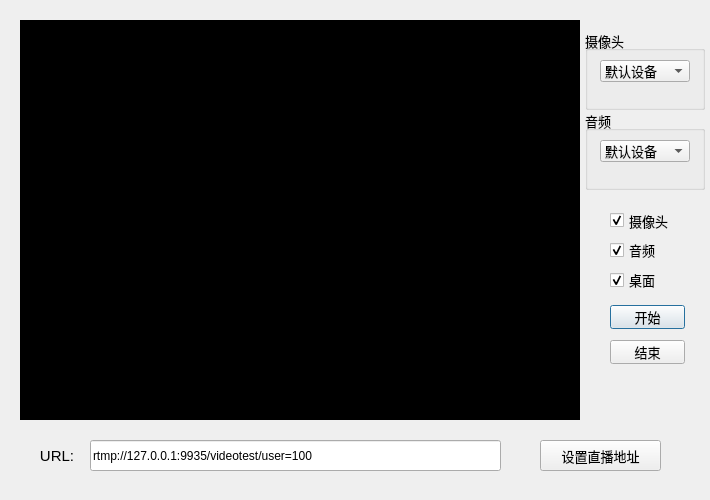
linhaojun857/cooper-im-client, file view/RecordDialog.ui: the form before one commit.
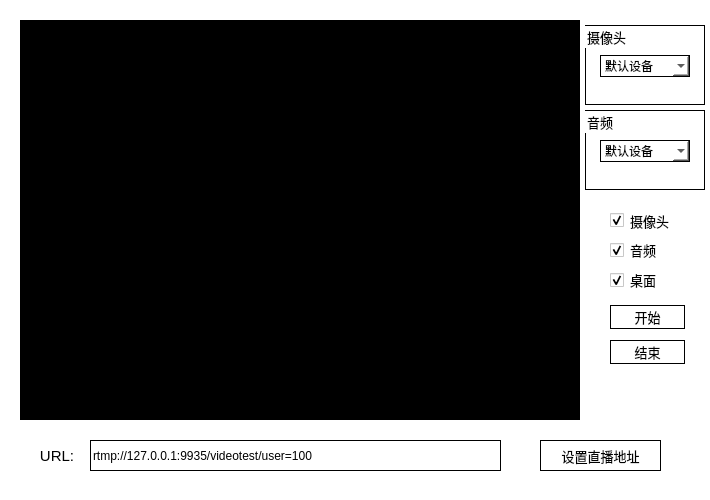
The form after the commit.

The edit to the form file:
```diff
--- a/view/RecordDialog.ui
+++ b/view/RecordDialog.ui
@@ -25,6 +25,10 @@
   <property name="windowTitle">
    <string>RecordDialog</string>
   </property>
+  <property name="styleSheet">
+   <string notr="true">border: 0px;
+background-color: #ffffff;</string>
+  </property>
   <widget class="QWidget" name="widget" native="true">
    <property name="geometry">
     <rect>
@@ -73,7 +77,7 @@
    <property name="geometry">
     <rect>
      <x>585</x>
-     <y>30</y>
+     <y>25</y>
      <width>120</width>
      <height>80</height>
     </rect>
@@ -83,6 +87,9 @@
      <pointsize>10</pointsize>
     </font>
    </property>
+   <property name="styleSheet">
+    <string notr="true">border: 1px solid #000000;</string>
+   </property>
    <property name="title">
     <string>摄像头</string>
    </property>
@@ -122,6 +129,9 @@
      <pointsize>10</pointsize>
     </font>
    </property>
+   <property name="styleSheet">
+    <string notr="true">border: 1px solid #000000;</string>
+   </property>
    <property name="title">
     <string>音频</string>
    </property>
@@ -134,6 +144,9 @@
       <height>22</height>
      </rect>
     </property>
+    <property name="styleSheet">
+     <string notr="true"/>
+    </property>
     <property name="currentText">
      <string>默认设备</string>
     </property>
@@ -203,6 +216,9 @@
      <pointsize>10</pointsize>
     </font>
    </property>
+   <property name="styleSheet">
+    <string notr="true">border: 1px solid #000000;</string>
+   </property>
    <property name="text">
     <string>开始</string>
    </property>
@@ -221,6 +237,9 @@
      <pointsize>10</pointsize>
     </font>
    </property>
+   <property name="styleSheet">
+    <string notr="true">border: 1px solid #000000;</string>
+   </property>
    <property name="text">
     <string>结束</string>
    </property>
@@ -256,7 +275,7 @@
     </rect>
    </property>
    <property name="styleSheet">
-    <string notr="true"/>
+    <string notr="true">border: 1px solid #000000;</string>
    </property>
    <property name="text">
     <string>rtmp://127.0.0.1:9935/videotest/user=100</string>
@@ -276,6 +295,9 @@
      <pointsize>10</pointsize>
     </font>
    </property>
+   <property name="styleSheet">
+    <string notr="true">border: 1px solid #000000;</string>
+   </property>
    <property name="text">
     <string>设置直播地址</string>
    </property>
```
